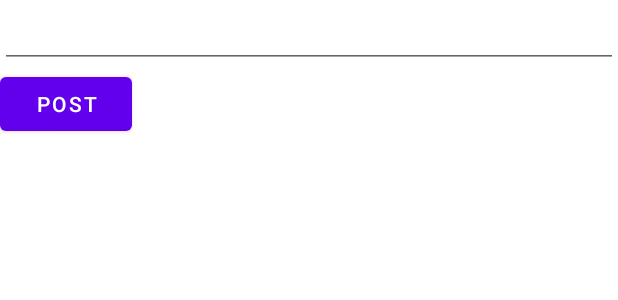
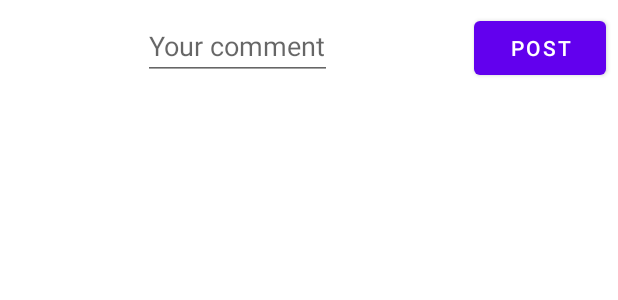
Before and after one commit to khvatid/web_note_etu, an Android app: the layout fragment_comments.xml on its own in the app's theme, with its tools: preview values and no code run, on a phone screen of 412 x 824 dp. Shown: the top 300 px of the screen. Run offline under Robolectric (Android 15) with nearby library versions, the phone set to English and light mode, and no system bars.

Commit message:
Небольшие исправления фрагмента с комментариями

```diff
--- a/app/src/main/res/layout/fragment_comments.xml
+++ b/app/src/main/res/layout/fragment_comments.xml
@@ -10,18 +10,27 @@
         android:id="@+id/comments"
         android:layout_width="409dp"
         android:layout_height="wrap_content"
+        app:layout_constraintTop_toTopOf="parent"
         app:layout_constraintEnd_toEndOf="parent"
-        app:layout_constraintStart_toStartOf="parent">
-    </androidx.recyclerview.widget.RecyclerView>
+        app:layout_constraintStart_toStartOf="parent"></androidx.recyclerview.widget.RecyclerView>
+
     <EditText
         android:id="@+id/new_comment"
-        android:layout_width="match_parent"
-        android:layout_height="wrap_content"
-        app:layout_constraintTop_toBottomOf="@id/comments"/>
-    <Button
         android:layout_width="wrap_content"
         android:layout_height="wrap_content"
-        app:layout_constraintStart_toStartOf="@id/new_comment"
-        app:layout_constraintTop_toBottomOf="@id/new_comment"
-        android:text="post"/>
+        app:layout_constraintRight_toLeftOf="@id/new_comment_button"
+        app:layout_constraintTop_toBottomOf="@id/comments"
+        app:layout_constraintLeft_toLeftOf="parent"
+        android:hint="Your comment"
+        android:layout_margin="8dp"/>
+
+    <Button
+
+        android:id="@+id/new_comment_button"
+        android:layout_width="wrap_content"
+        android:layout_height="wrap_content"
+        android:text="post"
+        app:layout_constraintTop_toBottomOf="@id/comments"
+        app:layout_constraintRight_toRightOf="parent"
+        android:layout_margin="8dp"/>
 </androidx.constraintlayout.widget.ConstraintLayout>
```
